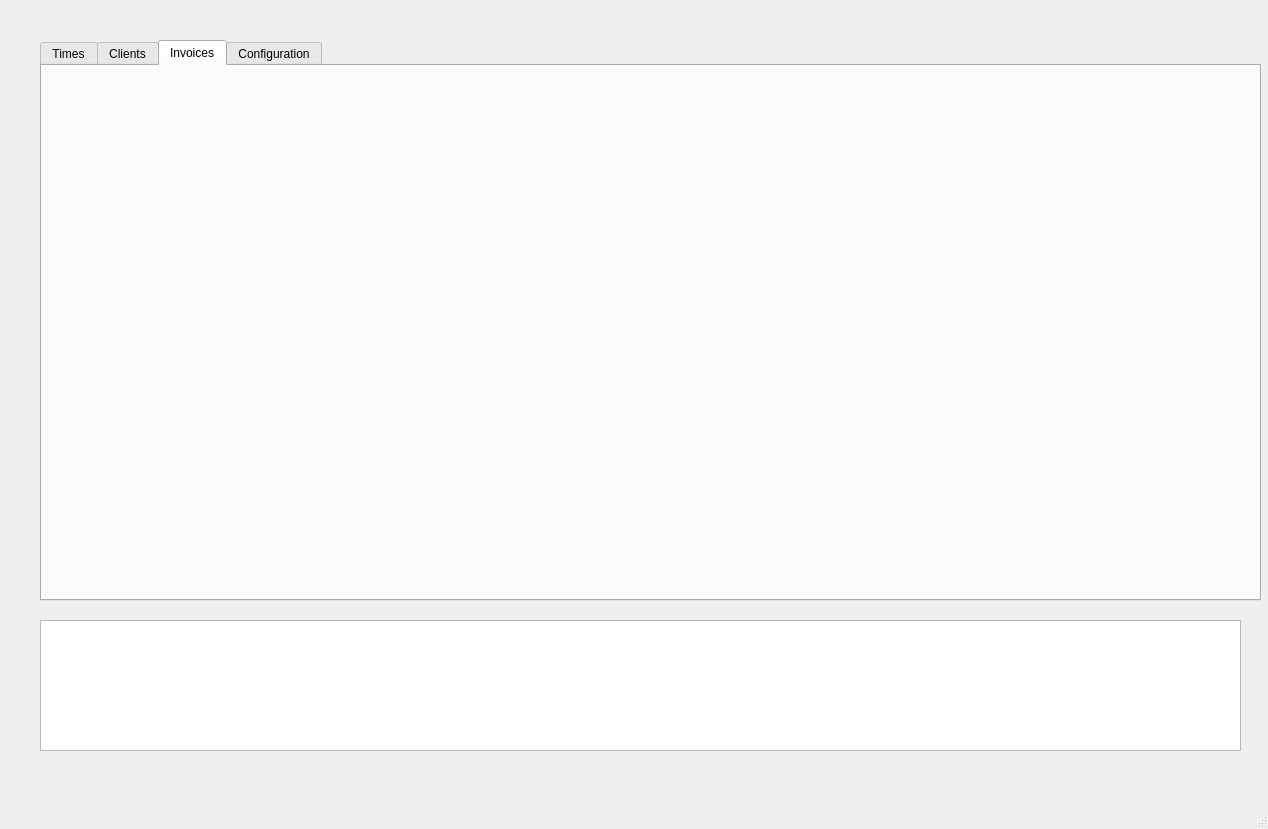
First picture: the form in input_files/Qt_ui_files/asap_layout.ui, repository haroldmeerwaldt/a_simple_accounting_program, before the edit.
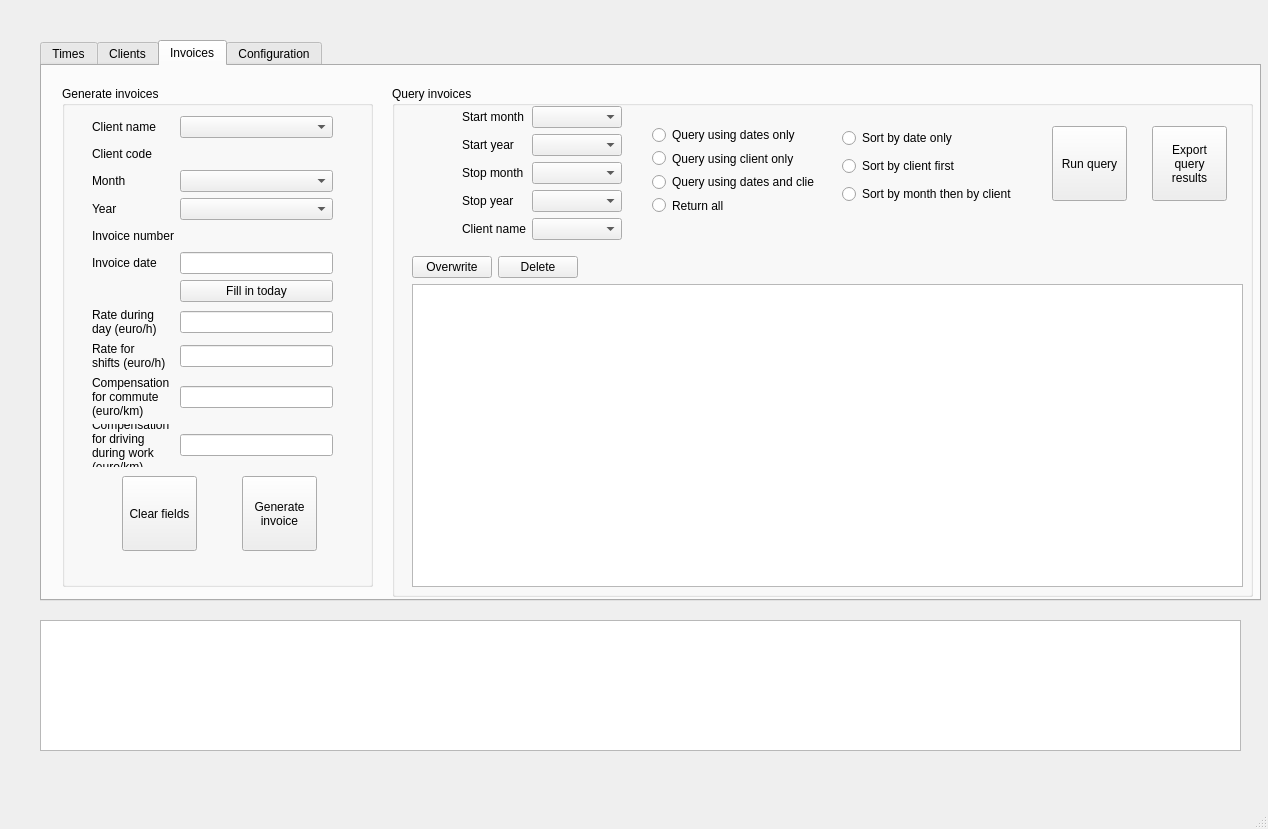
Second picture: the form after the edit. The open tabs and pages were chosen to show the change.

Commit message: times tab reads in clients; add client updates clients in times tab; started with buttons for invoice

Patch:
```diff
--- a/input_files/Qt_ui_files/asap_layout.ui
+++ b/input_files/Qt_ui_files/asap_layout.ui
@@ -707,6 +707,433 @@
      <attribute name="title">
       <string>Invoices</string>
      </attribute>
+     <widget class="QGroupBox" name="groupBox_5">
+      <property name="geometry">
+       <rect>
+        <x>20</x>
+        <y>20</y>
+        <width>311</width>
+        <height>501</height>
+       </rect>
+      </property>
+      <property name="title">
+       <string>Generate invoices</string>
+      </property>
+      <widget class="QPushButton" name="pushButton_generate_invoice">
+       <property name="geometry">
+        <rect>
+         <x>180</x>
+         <y>390</y>
+         <width>75</width>
+         <height>75</height>
+        </rect>
+       </property>
+       <property name="text">
+        <string>Generate
+invoice</string>
+       </property>
+      </widget>
+      <widget class="QPushButton" name="pushButton_invoices_clear_fields">
+       <property name="geometry">
+        <rect>
+         <x>60</x>
+         <y>390</y>
+         <width>75</width>
+         <height>75</height>
+        </rect>
+       </property>
+       <property name="text">
+        <string>Clear fields</string>
+       </property>
+      </widget>
+      <widget class="QWidget" name="gridLayoutWidget_2">
+       <property name="geometry">
+        <rect>
+         <x>30</x>
+         <y>30</y>
+         <width>241</width>
+         <height>351</height>
+        </rect>
+       </property>
+       <layout class="QGridLayout" name="gridLayout_2">
+        <item row="3" column="0">
+         <widget class="QLabel" name="label_day_of_week_3">
+          <property name="text">
+           <string>Year</string>
+          </property>
+         </widget>
+        </item>
+        <item row="2" column="0">
+         <widget class="QLabel" name="label_times_date_3">
+          <property name="text">
+           <string>Month</string>
+          </property>
+         </widget>
+        </item>
+        <item row="4" column="0">
+         <widget class="QLabel" name="label_14">
+          <property name="text">
+           <string>Invoice number</string>
+          </property>
+         </widget>
+        </item>
+        <item row="5" column="1">
+         <widget class="QLineEdit" name="lineEdit_invoices_invoice_date"/>
+        </item>
+        <item row="7" column="1">
+         <widget class="QLineEdit" name="lineEdit_invoices_rate_during_day"/>
+        </item>
+        <item row="8" column="1">
+         <widget class="QLineEdit" name="lineEdit_invoices_rate_for_shifts"/>
+        </item>
+        <item row="1" column="0">
+         <widget class="QLabel" name="label_13">
+          <property name="text">
+           <string>Client code</string>
+          </property>
+         </widget>
+        </item>
+        <item row="5" column="0">
+         <widget class="QLabel" name="label_21">
+          <property name="text">
+           <string>Invoice date</string>
+          </property>
+         </widget>
+        </item>
+        <item row="0" column="0">
+         <widget class="QLabel" name="label_times_client_3">
+          <property name="text">
+           <string>Client name</string>
+          </property>
+         </widget>
+        </item>
+        <item row="3" column="1">
+         <widget class="QComboBox" name="comboBox_invoices_year"/>
+        </item>
+        <item row="7" column="0">
+         <widget class="QLabel" name="label_27">
+          <property name="text">
+           <string>Rate during
+day (euro/h)</string>
+          </property>
+         </widget>
+        </item>
+        <item row="0" column="1">
+         <widget class="QComboBox" name="comboBox_invoices_client_name"/>
+        </item>
+        <item row="1" column="1">
+         <widget class="QLabel" name="info_label_invoices_client_code">
+          <property name="sizePolicy">
+           <sizepolicy hsizetype="Preferred" vsizetype="Fixed">
+            <horstretch>0</horstretch>
+            <verstretch>0</verstretch>
+           </sizepolicy>
+          </property>
+          <property name="minimumSize">
+           <size>
+            <width>0</width>
+            <height>20</height>
+           </size>
+          </property>
+          <property name="text">
+           <string/>
+          </property>
+         </widget>
+        </item>
+        <item row="4" column="1">
+         <widget class="QLabel" name="info_label_invoices_invoice_number">
+          <property name="sizePolicy">
+           <sizepolicy hsizetype="Preferred" vsizetype="Fixed">
+            <horstretch>0</horstretch>
+            <verstretch>0</verstretch>
+           </sizepolicy>
+          </property>
+          <property name="minimumSize">
+           <size>
+            <width>0</width>
+            <height>20</height>
+           </size>
+          </property>
+          <property name="text">
+           <string/>
+          </property>
+         </widget>
+        </item>
+        <item row="6" column="0">
+         <widget class="QLabel" name="label_28">
+          <property name="text">
+           <string/>
+          </property>
+         </widget>
+        </item>
+        <item row="8" column="0">
+         <widget class="QLabel" name="label_24">
+          <property name="text">
+           <string>Rate for
+shifts (euro/h)</string>
+          </property>
+         </widget>
+        </item>
+        <item row="2" column="1">
+         <widget class="QComboBox" name="comboBox_invoices_month"/>
+        </item>
+        <item row="9" column="0">
+         <widget class="QLabel" name="label_25">
+          <property name="text">
+           <string>Compensation
+for commute
+(euro/km)</string>
+          </property>
+         </widget>
+        </item>
+        <item row="6" column="1">
+         <widget class="QPushButton" name="pushButton_invoices_fill_in_today">
+          <property name="text">
+           <string>Fill in today</string>
+          </property>
+         </widget>
+        </item>
+        <item row="9" column="1">
+         <widget class="QLineEdit" name="lineEdit_invoices_compensation_for_commute"/>
+        </item>
+        <item row="10" column="0">
+         <widget class="QLabel" name="label_26">
+          <property name="text">
+           <string>Compensation
+for driving
+during work
+(euro/km)</string>
+          </property>
+         </widget>
+        </item>
+        <item row="10" column="1">
+         <widget class="QLineEdit" name="lineEdit_invoices_compensation_for_driving_during_work"/>
+        </item>
+       </layout>
+      </widget>
+     </widget>
+     <widget class="QGroupBox" name="groupBox_6">
+      <property name="geometry">
+       <rect>
+        <x>350</x>
+        <y>20</y>
+        <width>861</width>
+        <height>511</height>
+       </rect>
+      </property>
+      <property name="title">
+       <string>Query invoices</string>
+      </property>
+      <widget class="QWidget" name="verticalLayoutWidget_7">
+       <property name="geometry">
+        <rect>
+         <x>20</x>
+         <y>170</y>
+         <width>831</width>
+         <height>331</height>
+        </rect>
+       </property>
+       <layout class="QVBoxLayout" name="verticalLayout_5">
+        <item>
+         <layout class="QHBoxLayout" name="horizontalLayout_4">
+          <item>
+           <widget class="QPushButton" name="pushButton_times_overwrite_2">
+            <property name="text">
+             <string>Overwrite</string>
+            </property>
+           </widget>
+          </item>
+          <item>
+           <widget class="QPushButton" name="pushButton_times_delete_2">
+            <property name="text">
+             <string>Delete</string>
+            </property>
+           </widget>
+          </item>
+          <item>
+           <spacer name="horizontalSpacer_4">
+            <property name="orientation">
+             <enum>Qt::Horizontal</enum>
+            </property>
+            <property name="sizeHint" stdset="0">
+             <size>
+              <width>40</width>
+              <height>20</height>
+             </size>
+            </property>
+           </spacer>
+          </item>
+         </layout>
+        </item>
+        <item>
+         <widget class="QTableView" name="tableView_times_query_2"/>
+        </item>
+       </layout>
+      </widget>
+      <widget class="QWidget" name="formLayoutWidget_6">
+       <property name="geometry">
+        <rect>
+         <x>70</x>
+         <y>20</y>
+         <width>160</width>
+         <height>136</height>
+        </rect>
+       </property>
+       <layout class="QFormLayout" name="formLayout_6">
+        <item row="0" column="1">
+         <widget class="QComboBox" name="comboBox_times_query_start_month_2"/>
+        </item>
+        <item row="2" column="1">
+         <widget class="QComboBox" name="comboBox_times_query_stop_month_2"/>
+        </item>
+        <item row="0" column="0">
+         <widget class="QLabel" name="label_7">
+          <property name="text">
+           <string>Start month</string>
+          </property>
+         </widget>
+        </item>
+        <item row="2" column="0">
+         <widget class="QLabel" name="label_10">
+          <property name="text">
+           <string>Stop month</string>
+          </property>
+         </widget>
+        </item>
+        <item row="1" column="1">
+         <widget class="QComboBox" name="comboBox_times_query_start_year_2"/>
+        </item>
+        <item row="1" column="0">
+         <widget class="QLabel" name="label_15">
+          <property name="text">
+           <string>Start year</string>
+          </property>
+         </widget>
+        </item>
+        <item row="3" column="0">
+         <widget class="QLabel" name="label_16">
+          <property name="text">
+           <string>Stop year</string>
+          </property>
+         </widget>
+        </item>
+        <item row="4" column="0">
+         <widget class="QLabel" name="label_17">
+          <property name="text">
+           <string>Client name</string>
+          </property>
+         </widget>
+        </item>
+        <item row="3" column="1">
+         <widget class="QComboBox" name="comboBox_times_query_stop_year_2"/>
+        </item>
+        <item row="4" column="1">
+         <widget class="QComboBox" name="comboBox_times_query_client_name_2"/>
+        </item>
+       </layout>
+      </widget>
+      <widget class="QWidget" name="verticalLayoutWidget_8">
+       <property name="geometry">
+        <rect>
+         <x>450</x>
+         <y>40</y>
+         <width>186</width>
+         <height>80</height>
+        </rect>
+       </property>
+       <layout class="QVBoxLayout" name="verticalLayout_6">
+        <item>
+         <widget class="QRadioButton" name="radioButton_times_sort_by_date_only_2">
+          <property name="text">
+           <string>Sort by date only</string>
+          </property>
+         </widget>
+        </item>
+        <item>
+         <widget class="QRadioButton" name="radioButton_times_sort_by_client_first_2">
+          <property name="text">
+           <string>Sort by client first</string>
+          </property>
+         </widget>
+        </item>
+        <item>
+         <widget class="QRadioButton" name="radioButton_times_sort_by_month_then_by_client_2">
+          <property name="text">
+           <string>Sort by month then by client</string>
+          </property>
+         </widget>
+        </item>
+       </layout>
+      </widget>
+      <widget class="QWidget" name="verticalLayoutWidget_9">
+       <property name="geometry">
+        <rect>
+         <x>260</x>
+         <y>40</y>
+         <width>162</width>
+         <height>88</height>
+        </rect>
+       </property>
+       <layout class="QVBoxLayout" name="verticalLayout_9">
+        <item>
+         <widget class="QRadioButton" name="radioButton_times_query_dates_only_2">
+          <property name="text">
+           <string>Query using dates only</string>
+          </property>
+         </widget>
+        </item>
+        <item>
+         <widget class="QRadioButton" name="radioButton_times_query_client_only_2">
+          <property name="text">
+           <string>Query using client only</string>
+          </property>
+         </widget>
+        </item>
+        <item>
+         <widget class="QRadioButton" name="radioButton_times_query_dates_and_client_2">
+          <property name="text">
+           <string>Query using dates and client</string>
+          </property>
+         </widget>
+        </item>
+        <item>
+         <widget class="QRadioButton" name="radioButton_2">
+          <property name="text">
+           <string>Return all</string>
+          </property>
+         </widget>
+        </item>
+       </layout>
+      </widget>
+      <widget class="QPushButton" name="pushButton_times_run_query_2">
+       <property name="geometry">
+        <rect>
+         <x>660</x>
+         <y>40</y>
+         <width>75</width>
+         <height>75</height>
+        </rect>
+       </property>
+       <property name="text">
+        <string>Run query</string>
+       </property>
+      </widget>
+      <widget class="QPushButton" name="pushButton_times_export_query_results_2">
+       <property name="geometry">
+        <rect>
+         <x>760</x>
+         <y>40</y>
+         <width>75</width>
+         <height>75</height>
+        </rect>
+       </property>
+       <property name="text">
+        <string>Export 
+query 
+results</string>
+       </property>
+      </widget>
+     </widget>
     </widget>
     <widget class="QWidget" name="tab_configuration">
      <attribute name="title">
```
Left out of the diff: 321 changed lines with no effect on the pictures. The commit also changes 10 other files.
